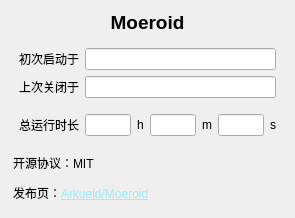
Old version of the form App/Win/About.ui in the repository Arkueid/Moeroid.
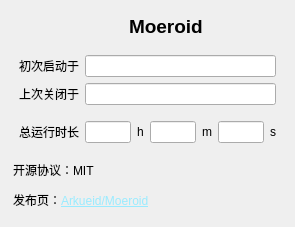
New version of the form. Icons and pictures are not drawn.

Diff of the .ui file:
```diff
--- a/App/Win/About.ui
+++ b/App/Win/About.ui
@@ -7,7 +7,7 @@
     <x>0</x>
     <y>0</y>
     <width>295</width>
-    <height>218</height>
+    <height>227</height>
    </rect>
   </property>
   <property name="windowTitle">
@@ -15,6 +15,58 @@
   </property>
   <layout class="QVBoxLayout" name="verticalLayout" stretch="0,0,0,1">
    <item>
+    <layout class="QHBoxLayout" name="horizontalLayout_2" stretch="1,0,0,1">
+     <property name="topMargin">
+      <number>0</number>
+     </property>
+     <item>
+      <spacer name="horizontalSpacer">
+       <property name="orientation">
+        <enum>Qt::Orientation::Horizontal</enum>
+       </property>
+       <property name="sizeHint" stdset="0">
+        <size>
+         <width>40</width>
+         <height>20</height>
+        </size>
+       </property>
+      </spacer>
+     </item>
+     <item>
+      <widget class="QLabel" name="label_4">
+       <property name="sizePolicy">
+        <sizepolicy hsizetype="Fixed" vsizetype="Fixed">
+         <horstretch>0</horstretch>
+         <verstretch>0</verstretch>
+        </sizepolicy>
+       </property>
+       <property name="minimumSize">
+        <size>
+         <width>30</width>
+         <height>30</height>
+        </size>
+       </property>
+       <property name="maximumSize">
+        <size>
+         <width>30</width>
+         <height>30</height>
+        </size>
+       </property>
+       <property name="text">
+        <string/>
+       </property>
+       <property name="pixmap">
+        <pixmap>../../Resources/16x16.ico</pixmap>
+       </property>
+       <property name="scaledContents">
+        <bool>true</bool>
+       </property>
+       <property name="alignment">
+        <set>Qt::AlignmentFlag::AlignCenter</set>
+       </property>
+      </widget>
+     </item>
+     <item>
     <widget class="QLabel" name="label">
      <property name="font">
       <font>
@@ -29,9 +81,24 @@
       <string>Moeroid</string>
      </property>
      <property name="alignment">
-      <set>Qt::AlignmentFlag::AlignCenter</set>
-     </property>
-    </widget>
+        <set>Qt::AlignmentFlag::AlignLeading|Qt::AlignmentFlag::AlignLeft|Qt::AlignmentFlag::AlignVCenter</set>
+       </property>
+      </widget>
+     </item>
+     <item>
+      <spacer name="horizontalSpacer_2">
+       <property name="orientation">
+        <enum>Qt::Orientation::Horizontal</enum>
+       </property>
+       <property name="sizeHint" stdset="0">
+        <size>
+         <width>40</width>
+         <height>20</height>
+        </size>
+       </property>
+      </spacer>
+     </item>
+    </layout>
    </item>
    <item>
     <layout class="QFormLayout" name="formLayout">
```
Lines whose indentation alone changed are shown as unchanged.
